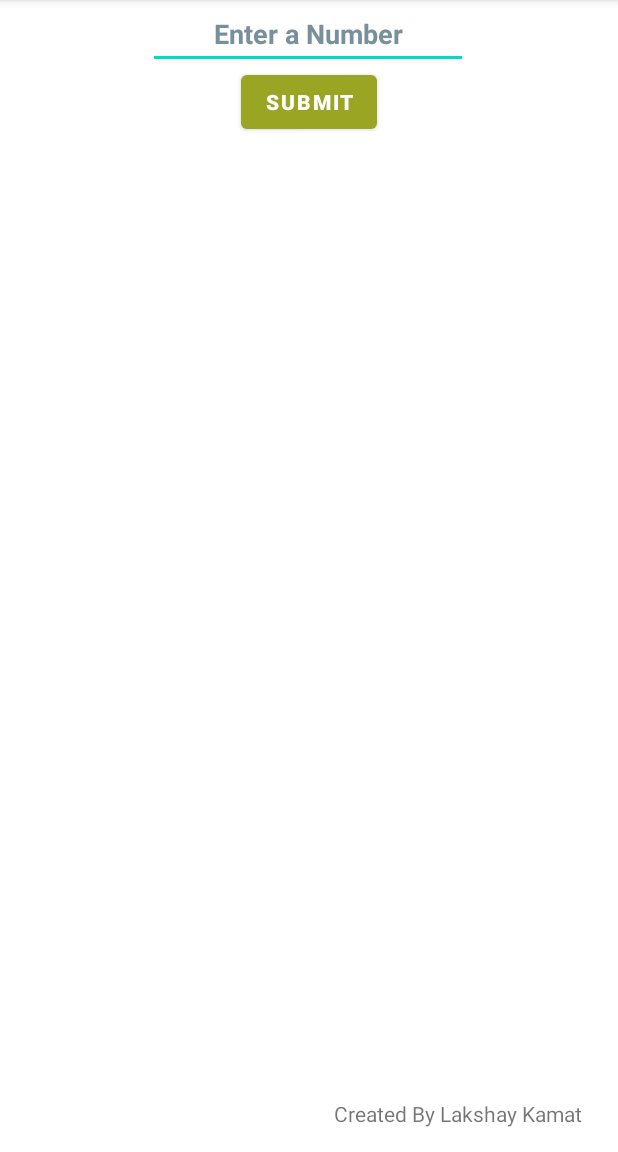
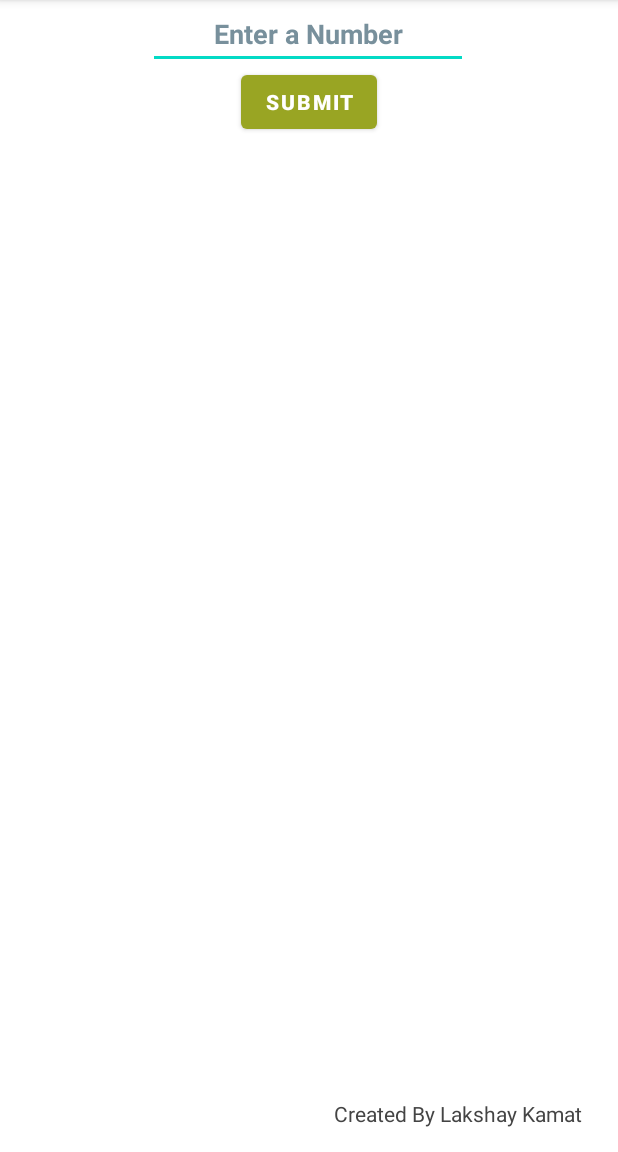
Before and after one commit to lakshaykamat/andriodDevlopment, an Android app: the screen it shows after launch (MainActivity), on a phone screen of 412 x 824 dp, the part 84-1236 px from its top. Run offline under Robolectric (Android 15) with nearby library versions, the phone set to English and light mode, and no system bars.

Commit message:
color changed

```diff
--- a/Multiplication Table/app/src/main/res/layout/activity_main.xml
+++ b/Multiplication Table/app/src/main/res/layout/activity_main.xml
@@ -46,6 +46,7 @@
         android:textAlignment="center"
         android:textSize="29sp"
         android:textStyle="bold"
+        android:textColor="#555"
         app:layout_constraintBottom_toBottomOf="parent"
         app:layout_constraintEnd_toEndOf="parent"
         app:layout_constraintHorizontal_bias="0.498"
@@ -58,6 +59,7 @@
         android:layout_width="wrap_content"
         android:layout_height="wrap_content"
         android:layout_marginEnd="24dp"
+        android:textColor="#444"
         android:layout_marginBottom="16dp"
         android:text="@string/created_by_lakshay_kamat"
         app:layout_constraintBottom_toBottomOf="parent"
@@ -68,6 +70,8 @@
         android:layout_width="wrap_content"
         android:layout_height="wrap_content"
         android:layout_marginTop="80dp"
+        android:textColor="#555"
+        android:fontFamily="sans-serif-condensed-medium"
         android:outlineProvider="bounds"
         android:textAlignment="center"
         android:textSize="24sp"
```
